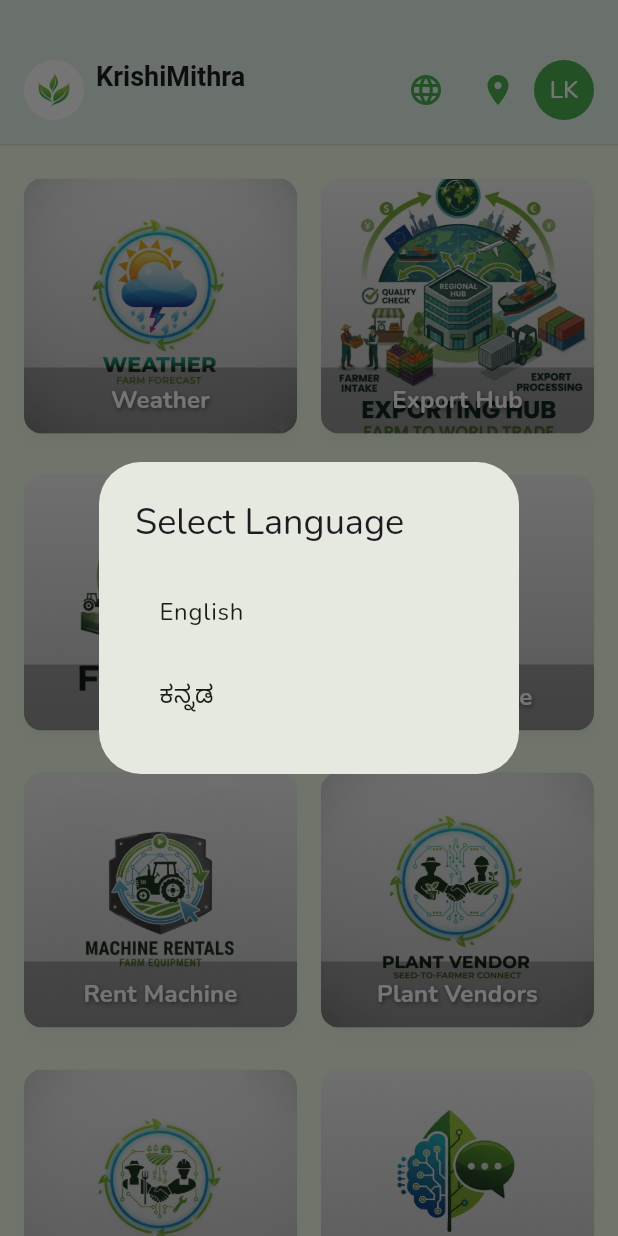
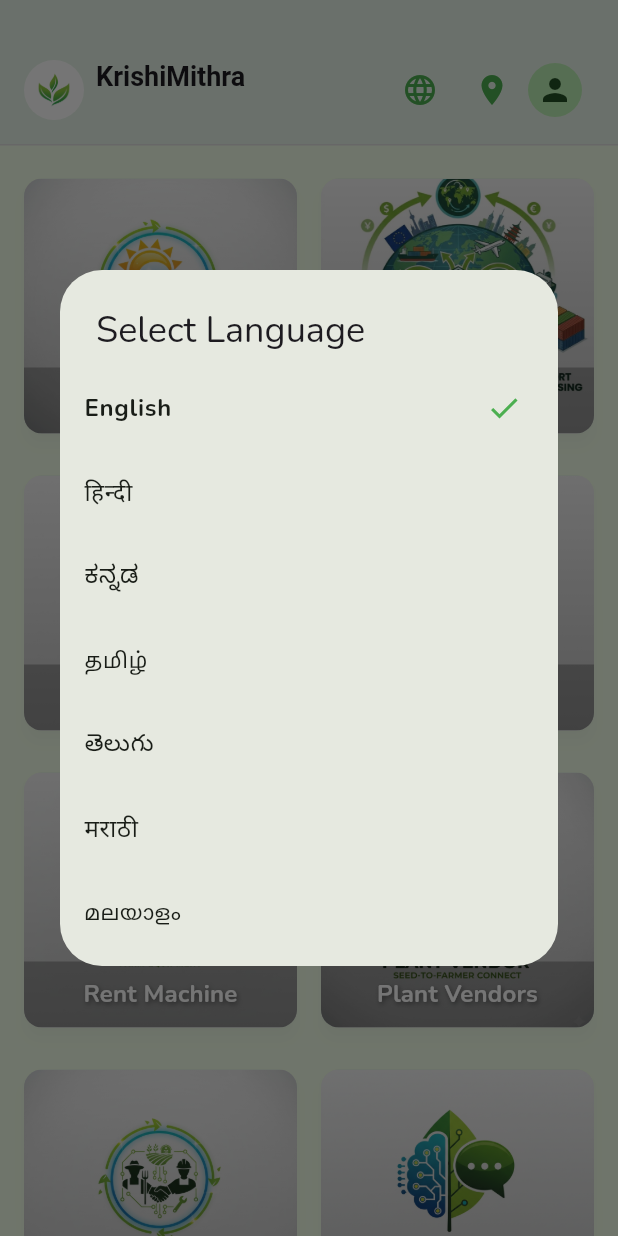
Before and after one commit to likhithkg/tempfix, a Flutter app: the DashboardPage screen opened directly, after a tap on the "language" icon, on a phone screen of 412 x 824 dp. Run offline on Flutter 3.47's test engine with Material 3 defaults, Android fonts, the phone set to English and light mode, and no system bars; drawn by our look-alikes of oktoast; our stand-ins replace cloud_firestore, firebase_auth, firebase_core, firebase_storage, flutter_dotenv, flutter_map and 10 more; missing offline and left inert: translator; accounts and stored records are empty.

Commit message:
fix: language selector shows all 7 languages; profile avatar navigates to profile
- Replace hardcoded 2-item Column (English + Kannada only) with a ListView
  driven by LocaleService.instance.supportedLanguages — all 7 languages now
  appear and new ones are picked up automatically
- Use proper font size (16) in ListTile to prevent Kannada and other Indic
  scripts from rendering vertically due to constrained width
- Highlight the active language with bold text and a checkmark icon
- Replace the inert CircleAvatar("LK") with ProfileButton(), which was
  already imported but unused — restores tap-to-profile navigation

Co-Authored-By: Claude Sonnet 4.6 <noreply@anthropic.com>

```diff
--- a/lib/main.dart
+++ b/lib/main.dart
@@ -1392,32 +1392,40 @@ Widget build(BuildContext context) {
                Row(
   children: [
 
-    // 🌐 Language icon (if you have)
     IconButton(
       icon: const Icon(Icons.language),
       onPressed: () {
+        final languages = LocaleService.instance.supportedLanguages;
+        final currentCode = LocaleService.instance.currentLanguageCode;
         showDialog(
           context: context,
           builder: (_) => AlertDialog(
             title: const Text("Select Language"),
-            content: Column(
-              mainAxisSize: MainAxisSize.min,
-              children: [
-                ListTile(
-                  title: const Text("English"),
-                  onTap: () {
-                    LocaleService.instance.setLocale(const Locale('en'));
-                    Navigator.pop(context);
-                  },
-                ),
-                ListTile(
-                  title: const Text("ಕನ್ನಡ"),
-                  onTap: () {
-                    LocaleService.instance.setLocale(const Locale('kn'));
-                    Navigator.pop(context);
-                  },
-                ),
-              ],
+            contentPadding: const EdgeInsets.symmetric(vertical: 8),
+            content: SizedBox(
+              width: double.maxFinite,
+              child: ListView(
+                shrinkWrap: true,
+                children: languages.entries.map((entry) {
+                  final isSelected = entry.value.languageCode == currentCode;
+                  return ListTile(
+                    title: Text(
+                      entry.key,
+                      style: TextStyle(
+                        fontSize: 16,
+                        fontWeight: isSelected ? FontWeight.bold : FontWeight.normal,
+                      ),
+                    ),
+                    trailing: isSelected
+                        ? const Icon(Icons.check, color: KMColors.primary)
+                        : null,
+                    onTap: () {
+                      LocaleService.instance.setLocale(entry.value);
+                      Navigator.pop(context);
+                    },
+                  );
+                }).toList(),
+              ),
             ),
           ),
         );
@@ -1432,11 +1440,7 @@ Widget build(BuildContext context) {
       },
     ),
 
-    // 👤 PROFILE ICON
-    CircleAvatar(
-      backgroundColor: KMColors.primary,
-      child: const Text("LK", style: TextStyle(color: KMColors.textOnPrimary)),
-    ),
+    const ProfileButton(),
   ],
 ),
               ],
```
